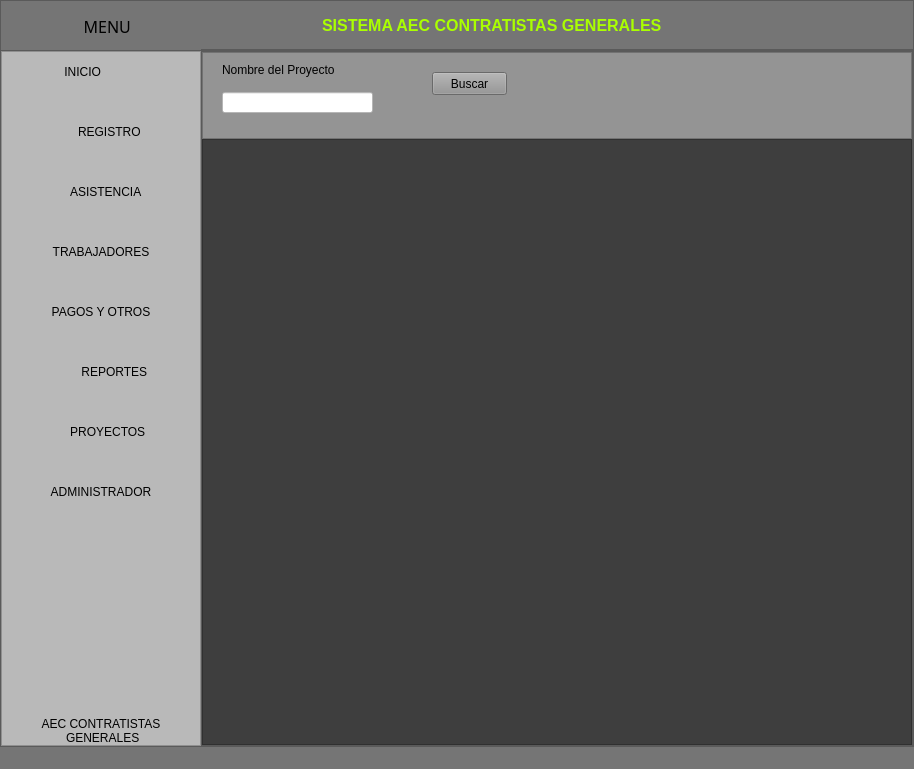
Romehe369/aec_contrastistas_g, file ui_files/menu.ui: the form before one commit.
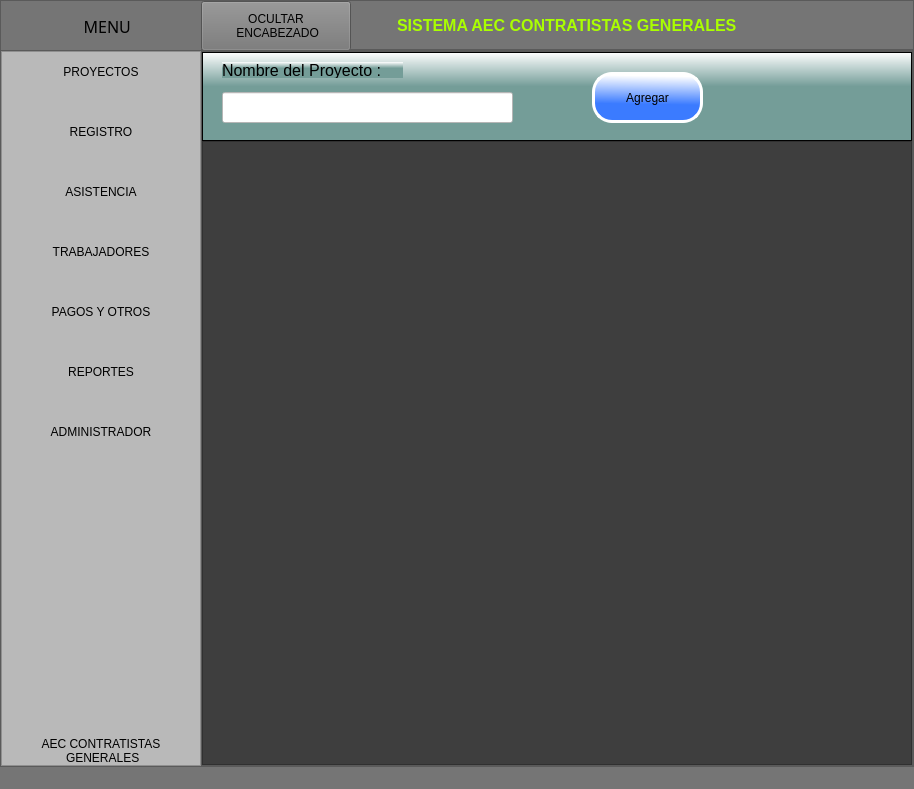
The form after the commit. The open tabs and pages were chosen to show the change. Icons and pictures are not drawn.

Diff of the .ui file:
```diff
--- a/ui_files/menu.ui
+++ b/ui_files/menu.ui
@@ -7,7 +7,7 @@
     <x>0</x>
     <y>0</y>
     <width>914</width>
-    <height>769</height>
+    <height>789</height>
    </rect>
   </property>
   <property name="minimumSize">
@@ -145,6 +145,43 @@
          </property>
         </widget>
        </item>
+       <item>
+        <widget class="QPushButton" name="btn_ocultar">
+         <property name="minimumSize">
+          <size>
+           <width>150</width>
+           <height>50</height>
+          </size>
+         </property>
+         <property name="maximumSize">
+          <size>
+           <width>200</width>
+           <height>50</height>
+          </size>
+         </property>
+         <property name="sizeIncrement">
+          <size>
+           <width>200</width>
+           <height>50</height>
+          </size>
+         </property>
+         <property name="styleSheet">
+          <string notr="true">QPushButton{
+background-color: rgb(117, 117, 117);
+font: 11pt &quot;MS Shell Dlg 2&quot;;
+}
+
+QPushButton:hover{
+background-color: white;
+font: 11pt &quot;MS Shell Dlg 2&quot;;
+}</string>
+         </property>
+         <property name="text">
+          <string>OCULTAR 
+ ENCABEZADO</string>
+         </property>
+        </widget>
+       </item>
        <item>
         <spacer name="horizontalSpacer_2">
          <property name="orientation">
@@ -367,7 +404,7 @@
        <property name="bottomMargin">
         <number>0</number>
        </property>
-       <item alignment="Qt::AlignLeft">
+       <item>
         <widget class="QFrame" name="frame_lateral">
          <property name="minimumSize">
           <size>
@@ -394,16 +431,10 @@
           <string notr="true">QFrame{
 	background-color: rgb(185, 185, 185);
 }
-
-
-
 QPushButton{
-	background-color: rgb(185, 185, 185);
-border-top-left-radius: 20px;
-border-bottom-left-radius: 20px;
-
+background-color: rgb(185, 185, 185);
 font: 75 12pt &quot;Arial Narrow&quot;;
-	
+border-radius:10px;
 }
 
 QPushButton:hover{
@@ -447,23 +478,16 @@
               <height>40</height>
              </size>
             </property>
-            <property name="contextMenuPolicy">
-             <enum>Qt::DefaultContextMenu</enum>
-            </property>
-            <property name="layoutDirection">
-             <enum>Qt::LeftToRight</enum>
+            <property name="styleSheet">
+             <string notr="true"/>
             </property>
             <property name="text">
-             <string>  INICIO             </string>
-            </property>
-            <property name="icon">
-             <iconset>
-              <normaloff>../assets/icons/inicio.png</normaloff>../assets/icons/inicio.png</iconset>
+             <string>PROYECTOS</string>
             </property>
             <property name="iconSize">
              <size>
-              <width>32</width>
-              <height>32</height>
+              <width>48</width>
+              <height>48</height>
              </size>
             </property>
            </widget>
@@ -483,11 +507,7 @@
              <string notr="true"/>
             </property>
             <property name="text">
-             <string>     REGISTRO</string>
-            </property>
-            <property name="icon">
-             <iconset>
-              <normaloff>../assets/icons/registrar3.png</normaloff>../assets/icons/registrar3.png</iconset>
+             <string>REGISTRO</string>
             </property>
             <property name="iconSize">
              <size>
@@ -512,11 +532,7 @@
              <string notr="true"/>
             </property>
             <property name="text">
-             <string>   ASISTENCIA</string>
-            </property>
-            <property name="icon">
-             <iconset>
-              <normaloff>../assets/icons/asistencia.png</normaloff>../assets/icons/asistencia.png</iconset>
+             <string>ASISTENCIA</string>
             </property>
             <property name="iconSize">
              <size>
@@ -590,7 +606,7 @@
              <string notr="true"/>
             </property>
             <property name="text">
-             <string>        REPORTES</string>
+             <string>REPORTES</string>
             </property>
             <property name="icon">
              <iconset>
@@ -605,33 +621,7 @@
            </widget>
           </item>
           <item>
-           <widget class="QPushButton" name="bt_seis">
-            <property name="minimumSize">
-             <size>
-              <width>0</width>
-              <height>40</height>
-             </size>
-            </property>
-            <property name="styleSheet">
-             <string notr="true"/>
-            </property>
-            <property name="text">
-             <string>    PROYECTOS</string>
-            </property>
-            <property name="icon">
-             <iconset>
-              <normaloff>../assets/icons/nuevo_proyecto.png</normaloff>../assets/icons/nuevo_proyecto.png</iconset>
-            </property>
-            <property name="iconSize">
-             <size>
-              <width>48</width>
-              <height>48</height>
-             </size>
-            </property>
-           </widget>
-          </item>
-          <item>
-           <widget class="QPushButton" name="bt_siete">
+           <widget class="QPushButton" name="btn_admin">
             <property name="minimumSize">
              <size>
               <width>0</width>
@@ -1303,7 +1293,19 @@
                  </size>
                 </property>
                 <property name="styleSheet">
-                 <string notr="true">background-color: rgb(148, 148, 148);</string>
+                 <string notr="true">QFrame{background-color: qlineargradient(spread:pad, x1:1, y1:0.386, x2:1, y2:0, stop:0 rgba(116, 157, 152, 255), stop:1 rgba(255, 255, 255, 255));
+}
+
+QPushButton{
+border:3px solid #ffffff;
+border-radius:20px;
+	background-color: qlineargradient(spread:pad, x1:0.409318, y1:0.636, x2:0.432, y2:0.0454545, stop:0 rgba(59, 123, 255, 255), stop:1 rgba(255, 255, 255, 255));
+font: 87 12pt &quot;Segoe UI Black&quot;}
+QPushButton:hover{
+border:4px solid #000000;
+border-radius:20px;
+background-color: rgb(255, 255, 0);
+font: 87 12pt &quot;Segoe UI Black&quot;}</string>
                 </property>
                 <property name="frameShape">
                  <enum>QFrame::StyledPanel</enum>
@@ -1314,14 +1316,14 @@
                 <widget class="QPushButton" name="btn_Buscar_pro">
                  <property name="geometry">
                   <rect>
-                   <x>230</x>
+                   <x>390</x>
                    <y>20</y>
-                   <width>75</width>
-                   <height>23</height>
+                   <width>111</width>
+                   <height>51</height>
                   </rect>
                  </property>
                  <property name="text">
-                  <string>Buscar</string>
+                  <string>Agregar</string>
                  </property>
                 </widget>
                 <widget class="QLineEdit" name="lineEdit_buscar_pro">
@@ -1329,10 +1331,15 @@
                   <rect>
                    <x>20</x>
                    <y>40</y>
-                   <width>151</width>
-                   <height>21</height>
+                   <width>291</width>
+                   <height>31</height>
                   </rect>
                  </property>
+                 <property name="font">
+                  <font>
+                   <pointsize>12</pointsize>
+                  </font>
+                 </property>
                  <property name="styleSheet">
                   <string notr="true">background-color: rgb(255, 255, 255);</string>
                  </property>
@@ -1342,12 +1349,17 @@
                   <rect>
                    <x>20</x>
                    <y>10</y>
-                   <width>121</width>
+                   <width>181</width>
                    <height>16</height>
                   </rect>
                  </property>
+                 <property name="font">
+                  <font>
+                   <pointsize>12</pointsize>
+                  </font>
+                 </property>
                  <property name="text">
-                  <string>Nombre del Proyecto</string>
+                  <string>Nombre del Proyecto :</string>
                  </property>
                 </widget>
                </widget>
```
Left out of the diff: 125 changed lines with no effect on the pictures.
